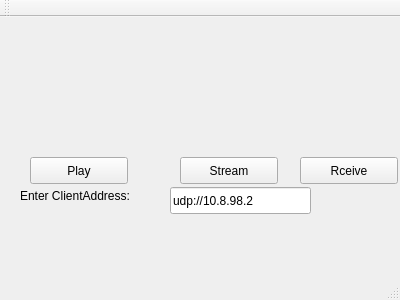
lasitha1991/VLC-Security-IP-Solution, file mainwindow.ui: the form before one commit.
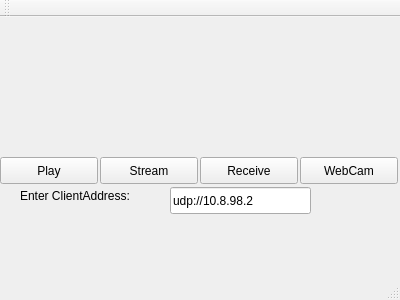
The form after the commit.

What changed in the file:
```diff
--- a/mainwindow.ui
+++ b/mainwindow.ui
@@ -27,7 +27,7 @@
    <widget class="QPushButton" name="Btnplay">
     <property name="geometry">
      <rect>
-      <x>30</x>
+      <x>0</x>
       <y>140</y>
       <width>98</width>
       <height>27</height>
@@ -40,7 +40,7 @@
    <widget class="QPushButton" name="BtnStream">
     <property name="geometry">
      <rect>
-      <x>180</x>
+      <x>100</x>
       <y>140</y>
       <width>98</width>
       <height>27</height>
@@ -79,6 +79,19 @@
    <widget class="QPushButton" name="BtnReceive">
     <property name="geometry">
      <rect>
+      <x>200</x>
+      <y>140</y>
+      <width>98</width>
+      <height>27</height>
+     </rect>
+    </property>
+    <property name="text">
+     <string>Receive</string>
+    </property>
+   </widget>
+   <widget class="QPushButton" name="BtnWebCam">
+    <property name="geometry">
+     <rect>
       <x>300</x>
       <y>140</y>
       <width>98</width>
@@ -86,7 +99,7 @@
      </rect>
     </property>
     <property name="text">
-     <string>Rceive</string>
+     <string>WebCam</string>
     </property>
    </widget>
   </widget>
```
